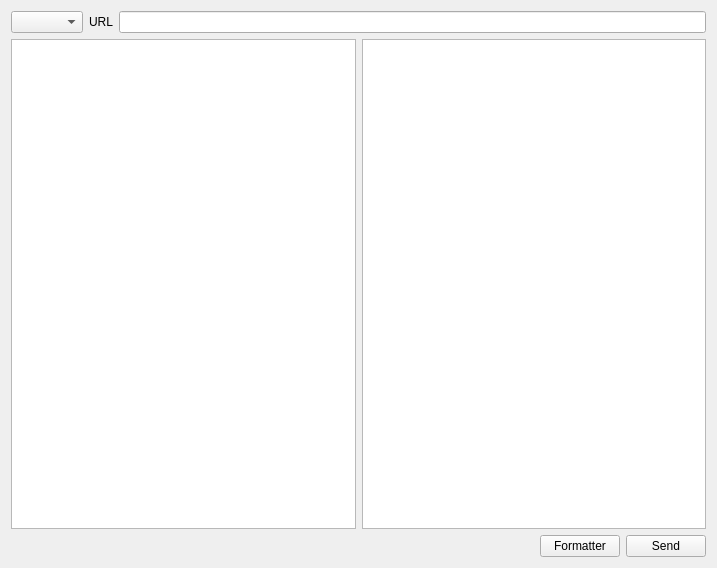
Old version of the form tab.ui in the repository darkSasori/qelastic.
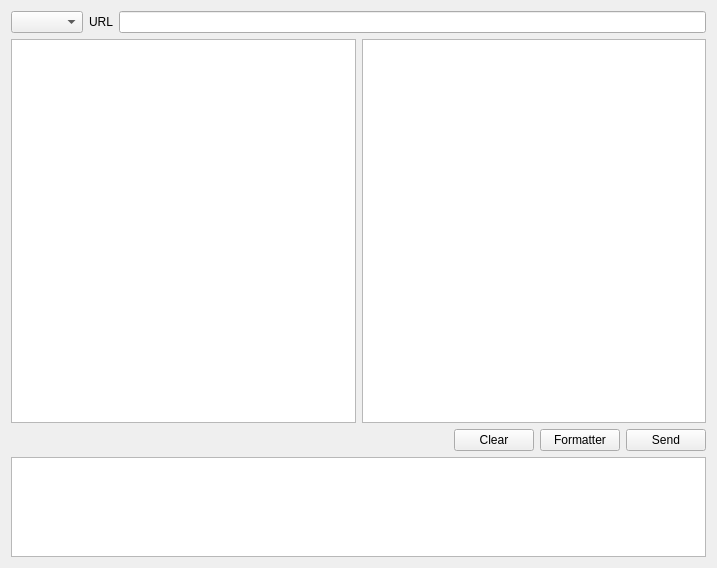
New version of the form.

Commit message: Add output logs

```diff
--- a/tab.ui
+++ b/tab.ui
@@ -13,7 +13,7 @@
   <property name="windowTitle">
    <string>Form</string>
   </property>
-  <layout class="QVBoxLayout" name="verticalLayout">
+  <layout class="QVBoxLayout" name="verticalLayout_2">
    <item>
     <layout class="QHBoxLayout" name="horizontalLayout">
      <item>
@@ -56,6 +56,13 @@
        </property>
       </spacer>
      </item>
+     <item>
+      <widget class="QPushButton" name="btnClear">
+       <property name="text">
+        <string>Clear</string>
+       </property>
+      </widget>
+     </item>
      <item>
       <widget class="QPushButton" name="btnFormatter">
        <property name="text">
@@ -72,6 +79,19 @@
      </item>
     </layout>
    </item>
+   <item>
+    <widget class="QListView" name="listOutput">
+     <property name="maximumSize">
+      <size>
+       <width>16777215</width>
+       <height>100</height>
+      </size>
+     </property>
+    </widget>
+   </item>
+   <item>
+    <layout class="QVBoxLayout" name="verticalLayout"/>
+   </item>
   </layout>
  </widget>
  <resources/>
```
The commit also changes 3 other files.
